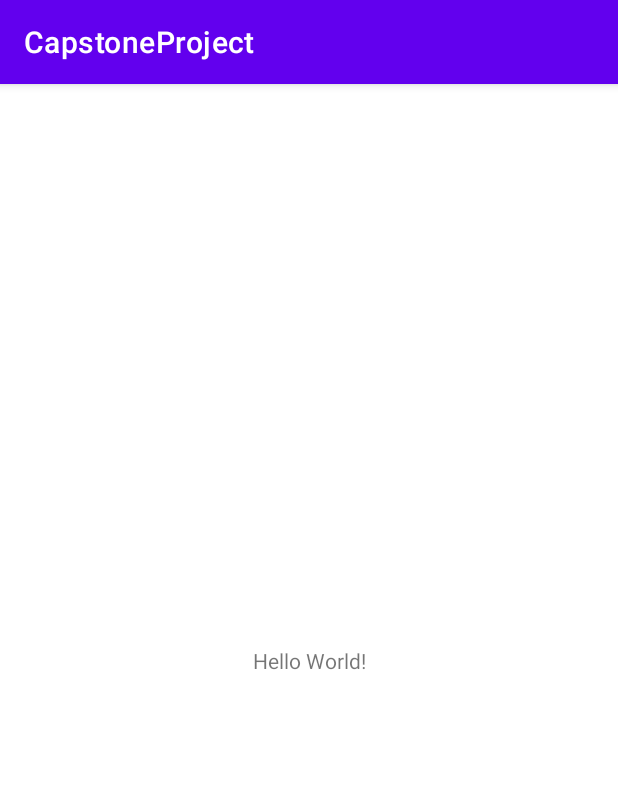
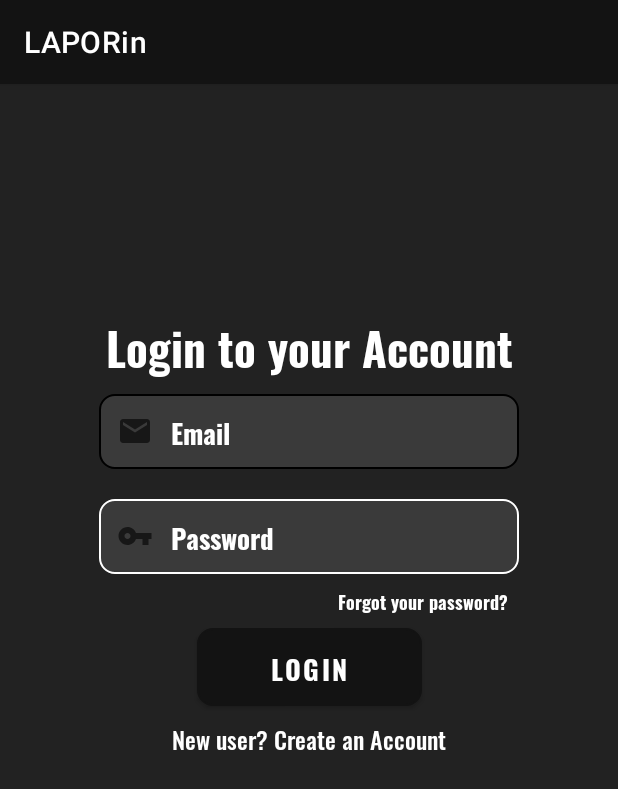
Before and after one commit to dwiwahyueffendi/Bangkit-B21-CAP0467, an Android app: the screen it shows after launch (MainActivity before the commit, SignInActivity after it), on a phone screen of 412 x 824 dp. Shown: the top 789 px of the screen. Run offline under Robolectric (Android 15) with nearby library versions, the light colour scheme and no system bars.

Commit message:
UI sign in & sign up

```diff
--- a/Android/Capstone Project/app/src/main/AndroidManifest.xml
+++ b/Android/Capstone Project/app/src/main/AndroidManifest.xml
@@ -4,7 +4,6 @@
 
     <uses-permission android:name="android.permission.INTERNET" />
     <uses-permission android:name="android.permission.ACCESS_WIFI_STATE" />
-
 
     <application
         android:allowBackup="true"
@@ -13,7 +12,9 @@
         android:roundIcon="@mipmap/ic_launcher_round"
         android:supportsRtl="true"
         android:theme="@style/Theme.CapstoneProject">
-        <activity android:name=".MainActivity">
+        <activity android:name=".auth.SignUpActivity" />
+        <activity android:name=".MainActivity" />
+        <activity android:name=".auth.SignInActivity">
             <intent-filter>
                 <action android:name="android.intent.action.MAIN" />
 
--- /dev/null
+++ b/Android/Capstone Project/app/src/main/java/com/example/capstoneproject/auth/SignInActivity.kt
@@ -0,0 +1,12 @@
+package com.example.capstoneproject.auth
+
+import androidx.appcompat.app.AppCompatActivity
+import android.os.Bundle
+import com.example.capstoneproject.R
+
+class SignInActivity : AppCompatActivity() {
+    override fun onCreate(savedInstanceState: Bundle?) {
+        super.onCreate(savedInstanceState)
+        setContentView(R.layout.activity_sign_in)
+    }
+}
--- /dev/null
+++ b/Android/Capstone Project/app/src/main/res/drawable/custom_ev_sign.xml
@@ -0,0 +1,18 @@
+<?xml version="1.0" encoding="utf-8"?>
+<selector xmlns:android="http://schemas.android.com/apk/res/android">
+    <item android:state_enabled="true" android:state_focused="true">
+        <shape android:shape="rectangle">
+            <solid android:color="@color/colorPrimaryDark"/>
+            <corners android:radius="10dp"/>
+            <stroke android:color="@color/black" android:width="1dp"/>
+        </shape>
+    </item>
+
+    <item android:state_enabled="true">
+        <shape android:shape="rectangle">
+            <solid android:color="@color/colorPrimaryDark"/>
+            <corners android:radius="10dp"/>
+            <stroke android:color="@color/white" android:width="1dp"/>
+        </shape>
+    </item>
+</selector>
--- /dev/null
+++ b/Android/Capstone Project/app/src/main/res/drawable/ic_email.xml
@@ -0,0 +1,10 @@
+<vector xmlns:android="http://schemas.android.com/apk/res/android"
+    android:width="24dp"
+    android:height="24dp"
+    android:viewportWidth="24"
+    android:viewportHeight="24"
+    android:tint="?attr/colorControlNormal">
+  <path
+      android:fillColor="@android:color/white"
+      android:pathData="M20,4L4,4c-1.1,0 -1.99,0.9 -1.99,2L2,18c0,1.1 0.9,2 2,2h16c1.1,0 2,-0.9 2,-2L22,6c0,-1.1 -0.9,-2 -2,-2zM20,8l-8,5 -8,-5L4,6l8,5 8,-5v2z"/>
+</vector>
--- /dev/null
+++ b/Android/Capstone Project/app/src/main/res/drawable/ic_password.xml
@@ -0,0 +1,10 @@
+<vector xmlns:android="http://schemas.android.com/apk/res/android"
+    android:width="24dp"
+    android:height="24dp"
+    android:viewportWidth="24"
+    android:viewportHeight="24"
+    android:tint="?attr/colorControlNormal">
+  <path
+      android:fillColor="@android:color/white"
+      android:pathData="M12.65,10C11.83,7.67 9.61,6 7,6c-3.31,0 -6,2.69 -6,6s2.69,6 6,6c2.61,0 4.83,-1.67 5.65,-4H17v4h4v-4h2v-4H12.65zM7,14c-1.1,0 -2,-0.9 -2,-2s0.9,-2 2,-2 2,0.9 2,2 -0.9,2 -2,2z"/>
+</vector>
--- /dev/null
+++ b/Android/Capstone Project/app/src/main/res/layout/activity_sign_in.xml
@@ -0,0 +1,132 @@
+<?xml version="1.0" encoding="utf-8"?>
+<androidx.constraintlayout.widget.ConstraintLayout xmlns:android="http://schemas.android.com/apk/res/android"
+    xmlns:app="http://schemas.android.com/apk/res-auto"
+    xmlns:tools="http://schemas.android.com/tools"
+    android:layout_width="match_parent"
+    android:layout_height="match_parent"
+    android:background="@color/colorPrimary"
+    tools:context=".auth.SignInActivity">
+
+    <TextView
+        android:id="@+id/tv_login"
+        android:layout_width="match_parent"
+        android:layout_height="wrap_content"
+        android:layout_marginTop="150dp"
+        android:fontFamily="@font/oswaldbold"
+        android:gravity="center"
+        android:text="@string/login_account"
+        android:textColor="@color/white"
+        android:textSize="30sp"
+        app:layout_constraintTop_toTopOf="parent"
+        tools:ignore="MissingConstraints" />
+
+    <EditText
+        android:id="@+id/et_signin_email"
+        android:layout_width="280dp"
+        android:layout_height="50dp"
+        android:layout_gravity="center"
+        android:layout_marginTop="8dp"
+        android:background="@drawable/custom_ev_sign"
+        android:drawableStart="@drawable/ic_email"
+        android:drawablePadding="12dp"
+        android:fontFamily="@font/oswaldbold"
+        android:hint="@string/email"
+        android:inputType="textEmailAddress"
+        android:paddingStart="12dp"
+        android:paddingEnd="12dp"
+        android:textColor="@color/white"
+        android:textColorHint="@color/white"
+        android:textSize="18sp"
+        app:layout_constraintEnd_toEndOf="parent"
+        app:layout_constraintStart_toStartOf="parent"
+        app:layout_constraintTop_toBottomOf="@+id/tv_login"
+        tools:ignore="Autofill,MissingConstraints" />
+
+    <EditText
+        android:id="@+id/et_signin_password"
+        android:layout_width="280dp"
+        android:layout_height="50dp"
+        android:layout_gravity="center"
+        android:layout_marginTop="20dp"
+        android:autofillHints="@string/password"
+        android:background="@drawable/custom_ev_sign"
+        android:drawableStart="@drawable/ic_password"
+        android:drawablePadding="12dp"
+        android:fontFamily="@font/oswaldbold"
+        android:hint="@string/password"
+        android:inputType="textPassword"
+        android:paddingStart="12dp"
+        android:paddingEnd="12dp"
+        android:textColor="@color/white"
+        android:textColorHint="@color/white"
+        android:textSize="18sp"
+        app:layout_constraintEnd_toEndOf="parent"
+        app:layout_constraintStart_toStartOf="parent"
+        app:layout_constraintTop_toBottomOf="@+id/et_signin_email"
+        tools:ignore="MissingConstraints" />
+
+    <TextView
+        android:id="@+id/btn_signin_forgot_password"
+        android:layout_width="wrap_content"
+        android:layout_height="wrap_content"
+        android:layout_marginStart="150dp"
+        android:layout_marginTop="8dp"
+        android:fontFamily="@font/oswaldbold"
+        android:gravity="center"
+        android:text="@string/forgot_password"
+        android:textColor="@color/white"
+        android:textSize="12sp"
+        app:layout_constraintEnd_toEndOf="parent"
+        app:layout_constraintStart_toStartOf="parent"
+        app:layout_constraintTop_toBottomOf="@+id/et_signin_password"
+        tools:ignore="MissingConstraints" />
+
+    <Button
+        android:id="@+id/btn_sign_in_login"
+        android:layout_width="150dp"
+        android:layout_height="52dp"
+        android:layout_gravity="center"
+        android:layout_marginTop="8dp"
+        android:fontFamily="@font/oswaldbold"
+        android:text="@string/login"
+        android:background="@drawable/custom_ev_sign"
+        android:textColor="@color/white"
+        android:textSize="18sp"
+        app:layout_constraintEnd_toEndOf="parent"
+        app:layout_constraintStart_toStartOf="parent"
+        app:layout_constraintTop_toBottomOf="@+id/btn_signin_forgot_password"
+        tools:ignore="MissingConstraints" />
+
+    <LinearLayout
+        android:id="@+id/linearLayout"
+        android:layout_width="match_parent"
+        android:layout_height="wrap_content"
+        android:layout_marginTop="8dp"
+        android:gravity="center"
+        android:orientation="horizontal"
+        app:layout_constraintTop_toBottomOf="@+id/btn_sign_in_login"
+        tools:ignore="MissingConstraints">
+
+        <TextView
+            android:id="@+id/tv_new_user"
+            android:layout_width="wrap_content"
+            android:layout_height="wrap_content"
+            android:layout_marginEnd="4dp"
+            android:fontFamily="@font/oswaldmedium"
+            android:text="@string/new_user"
+            android:textColor="@color/white"
+            android:textSize="16sp"
+            tools:text="@string/new_user" />
+
+        <TextView
+            android:id="@+id/btn_signin_Register"
+            android:layout_width="wrap_content"
+            android:layout_height="wrap_content"
+            android:fontFamily="@font/oswaldmedium"
+            android:text="@string/create_account"
+            android:textColor="@color/white"
+            android:textSize="16sp"
+            tools:text="@string/create_account" />
+
+    </LinearLayout>
+</androidx.constraintlayout.widget.ConstraintLayout>
--- a/Android/Capstone Project/app/src/main/res/values/colors.xml
+++ b/Android/Capstone Project/app/src/main/res/values/colors.xml
@@ -7,4 +7,10 @@
     <color name="teal_700">#FF018786</color>
     <color name="black">#FF000000</color>
     <color name="white">#FFFFFFFF</color>
+
+    <color name="colorPrimary">#222222</color>
+    <color name="colorPrimaryDark">#3A3A3A</color>
+    <color name="colorAccent">#131313</color>
+    <color name="colorText">#EFEFEF</color>
+    <color name="darkSemiTransparent">#C6000000</color>
 </resources>
--- a/Android/Capstone Project/app/src/main/res/values/strings.xml
+++ b/Android/Capstone Project/app/src/main/res/values/strings.xml
@@ -1,3 +1,17 @@
 <resources>
-    <string name="app_name">CapstoneProject</string>
+    <string name="app_name">LAPORin</string>
+    <string name="login">Login</string>
+    <string name="login_account">Login to your Account</string>
+    <string name="email">Email</string>
+    <string name="password">Password</string>
+    <string name="forgot_password">Forgot your password?</string>
+    <string name="already_have_account">Have an account already?</string>
+    <string name="new_user">New user?</string>
+    <string name="create_account">Create an Account</string>
+    <string name="full_name">Full Name</string>
+    <string name="register">Register</string>
+    <string name="register_title_1">Create</string>
+    <string name="register_title_2">Your Account</string>
+    <string name="fill_input">Please fill the input below here</string>
+
 </resources>
--- a/Android/Capstone Project/app/src/main/res/values/themes.xml
+++ b/Android/Capstone Project/app/src/main/res/values/themes.xml
@@ -2,9 +2,9 @@
     <!-- Base application theme. -->
     <style name="Theme.CapstoneProject" parent="Theme.MaterialComponents.DayNight.DarkActionBar">
         <!-- Primary brand color. -->
-        <item name="colorPrimary">@color/purple_500</item>
-        <item name="colorPrimaryVariant">@color/purple_700</item>
-        <item name="colorOnPrimary">@color/white</item>
+        <item name="colorPrimary">@color/colorAccent</item>
+        <item name="colorPrimaryVariant">@color/colorPrimary</item>
+        <item name="colorOnPrimary">@color/colorPrimaryDark</item>
         <!-- Secondary brand color. -->
         <item name="colorSecondary">@color/teal_200</item>
         <item name="colorSecondaryVariant">@color/teal_700</item>
```
Also changed, not shown: Android/Capstone Project/app/src/main/java/com/example/capstoneproject/auth/SignUpActivity.kt (added, +12 -0 lines), Android/Capstone Project/app/src/main/res/drawable/ic_account.xml (added, +10 -0 lines), Android/Capstone Project/app/src/main/res/layout/activity_sign_up.xml (added, +169 -0 lines), Android/Capstone Project/app/src/main/res/font/oswaldbold.ttf (added), Android/Capstone Project/app/src/main/res/font/oswaldextralight.ttf (added), Android/Capstone Project/app/src/main/res/font/oswaldlight.ttf (added), Android/Capstone Project/app/src/main/res/font/oswaldmedium.ttf (added), Android/Capstone Project/app/src/main/res/font/oswaldregular.ttf (added), Android/Capstone Project/app/src/main/res/font/oswaldsemibold.ttf (added).
